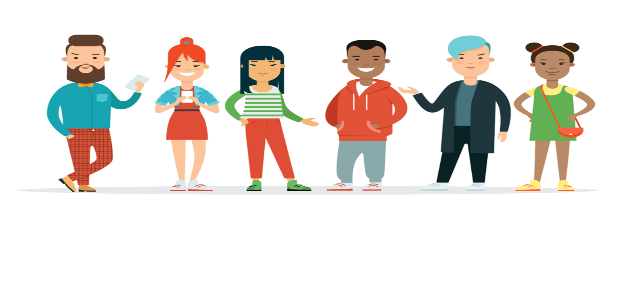
After one commit to rgdgr8/Internship-interview-projects, an Android app: the layout drawer_header.xml on its own in the app's theme, with its tools: preview values and no code run, on a phone screen of 412 x 824 dp. The commit adds this screen. Shown: the top 300 px of the screen. Run offline under Robolectric (Android 15) with nearby library versions, the phone set to English and light mode, and no system bars; Roboto replaces fonts that are not available here.

Commit message:
Added navigation drawer

```diff
--- /dev/null
+++ b/Categories/app/src/main/res/layout/drawer_header.xml
@@ -0,0 +1,16 @@
+<?xml version="1.0" encoding="utf-8"?>
+<LinearLayout xmlns:android="http://schemas.android.com/apk/res/android"
+    android:layout_width="match_parent"
+    android:layout_height="150dp"
+    xmlns:app="http://schemas.android.com/apk/res-auto"
+    android:orientation="vertical">
+
+    <ImageView
+        android:layout_width="match_parent"
+        android:layout_height="match_parent"
+        android:padding="10dp"
+        app:srcCompat="@drawable/drawer_header"
+        android:scaleType="fitXY"
+        android:contentDescription="Navigation Drawer Header" />
+
+</LinearLayout>
--- a/Categories/app/src/main/res/values/strings.xml
+++ b/Categories/app/src/main/res/values/strings.xml
@@ -1,4 +1,6 @@
 <resources>
     <string name="app_name">Categories</string>
     <string name="find_a_course">Find a course you want to learn</string>
+    <string name="navigation_drawer_open">Drawer Open</string>
+    <string name="navigation_drawer_close">Drawer Closed</string>
 </resources>
--- a/Categories/app/src/main/res/values/themes.xml
+++ b/Categories/app/src/main/res/values/themes.xml
@@ -1,6 +1,6 @@
 <resources xmlns:tools="http://schemas.android.com/tools">
     <!-- Base application theme. -->
-    <style name="Theme.Categories" parent="Theme.MaterialComponents.DayNight">
+    <style name="Theme.Categories" parent="Theme.MaterialComponents.DayNight.NoActionBar">
         <!-- Primary brand color. -->
         <item name="colorPrimary">@color/purple_500</item>
         <item name="colorPrimaryVariant">@color/white</item>
```
Also changed, not shown: Categories/app/src/main/java/com/rgdgr8/categories/MainActivity.java (+40 -6 lines), Categories/app/src/main/res/layout/activity_main.xml (+41 -4 lines), Categories/app/src/main/res/drawable/drawer_header.png (added).
